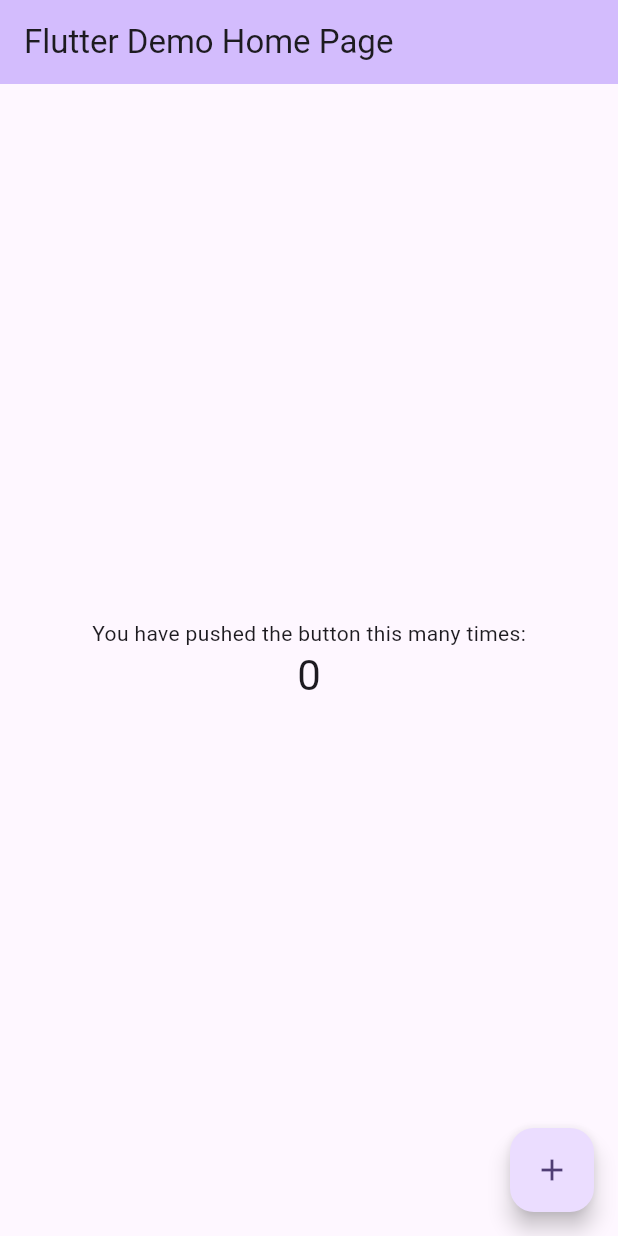
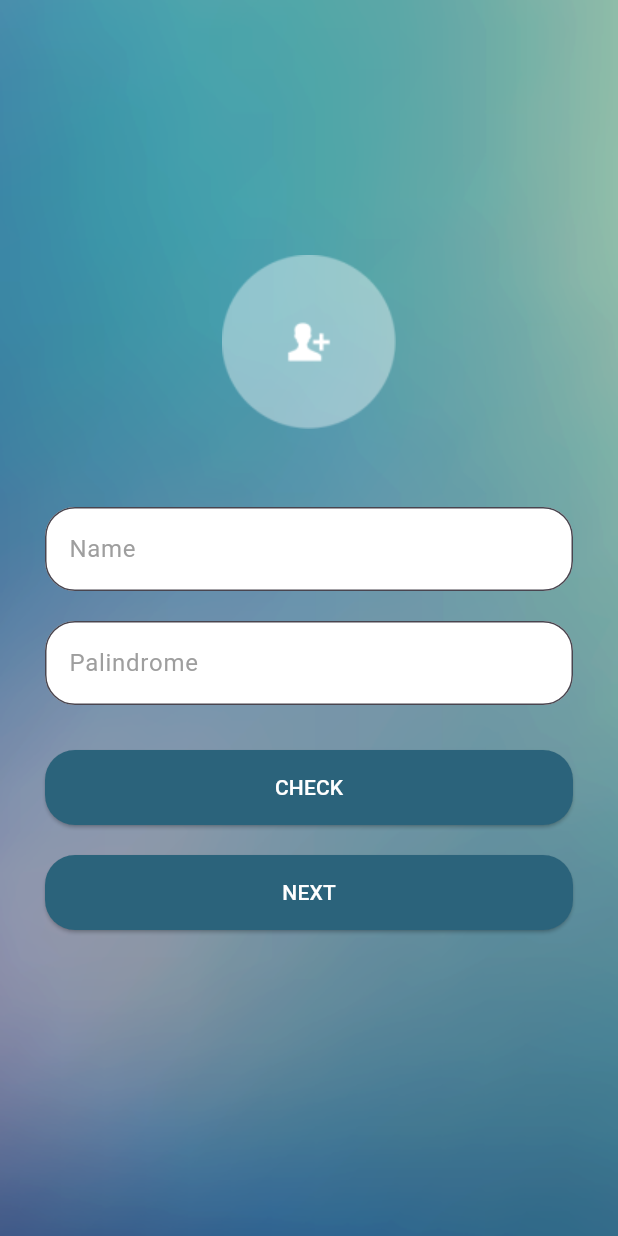
Before and after one commit to alfanmahdi/suitmedia-mobile-test, a Flutter app: the screen it shows after launch, on a phone screen of 412 x 824 dp. Run offline on Flutter 3.47's test engine with Material 3 defaults, Android fonts, the phone set to English and light mode, and no system bars; statements that could not run were skipped.

Commit message:
feat: palindrome page and home page

```diff
--- a/lib/main.dart
+++ b/lib/main.dart
@@ -1,122 +1,41 @@
 import 'package:flutter/material.dart';
+import 'package:suitmedia_test/pages/home.dart';
+import 'package:suitmedia_test/pages/palindrome.dart';
+import 'package:suitmedia_test/pages/user.dart';
 
 void main() {
   runApp(const MyApp());
 }
 
-class MyApp extends StatelessWidget {
+class MyApp extends StatefulWidget {
   const MyApp({super.key});
 
-  // This widget is the root of your application.
   @override
-  Widget build(BuildContext context) {
-    return MaterialApp(
-      title: 'Flutter Demo',
-      theme: ThemeData(
-        // This is the theme of your application.
-        //
-        // TRY THIS: Try running your application with "flutter run". You'll see
-        // the application has a purple toolbar. Then, without quitting the app,
-        // try changing the seedColor in the colorScheme below to Colors.green
-        // and then invoke "hot reload" (save your changes or press the "hot
-        // reload" button in a Flutter-supported IDE, or press "r" if you used
-        // the command line to start the app).
-        //
-        // Notice that the counter didn't reset back to zero; the application
-        // state is not lost during the reload. To reset the state, use hot
-        // restart instead.
-        //
-        // This works for code too, not just values: Most code changes can be
-        // tested with just a hot reload.
-        colorScheme: ColorScheme.fromSeed(seedColor: Colors.deepPurple),
-      ),
-      home: const MyHomePage(title: 'Flutter Demo Home Page'),
-    );
-  }
+  State<MyApp> createState() => _MyAppState();
 }
 
-class MyHomePage extends StatefulWidget {
-  const MyHomePage({super.key, required this.title});
+class _MyAppState extends State<MyApp> {
+  @override
+  void initState() {
+    super.initState();
+    initialization();
+  }
 
-  // This widget is the home page of your application. It is stateful, meaning
-  // that it has a State object (defined below) that contains fields that affect
-  // how it looks.
-
-  // This class is the configuration for the state. It holds the values (in this
-  // case the title) provided by the parent (in this case the App widget) and
-  // used by the build method of the State. Fields in a Widget subclass are
-  // always marked "final".
-
-  final String title;
-
-  @override
-  State<MyHomePage> createState() => _MyHomePageState();
-}
-
-class _MyHomePageState extends State<MyHomePage> {
-  int _counter = 0;
-
-  void _incrementCounter() {
-    setState(() {
-      // This call to setState tells the Flutter framework that something has
-      // changed in this State, which causes it to rerun the build method below
-      // so that the display can reflect the updated values. If we changed
-      // _counter without calling setState(), then the build method would not be
-      // called again, and so nothing would appear to happen.
-      _counter++;
-    });
+  void initialization() async {
+    print("pausing..");
+    await Future.delayed(const Duration(seconds: 3));
+    print("done pausing..");
   }
 
   @override
   Widget build(BuildContext context) {
-    // This method is rerun every time setState is called, for instance as done
-    // by the _incrementCounter method above.
-    //
-    // The Flutter framework has been optimized to make rerunning build methods
-    // fast, so that you can just rebuild anything that needs updating rather
-    // than having to individually change instances of widgets.
-    return Scaffold(
-      appBar: AppBar(
-        // TRY THIS: Try changing the color here to a specific color (to
-        // Colors.amber, perhaps?) and trigger a hot reload to see the AppBar
-        // change color while the other colors stay the same.
-        backgroundColor: Theme.of(context).colorScheme.inversePrimary,
-        // Here we take the value from the MyHomePage object that was created by
-        // the App.build method, and use it to set our appbar title.
-        title: Text(widget.title),
-      ),
-      body: Center(
-        // Center is a layout widget. It takes a single child and positions it
-        // in the middle of the parent.
-        child: Column(
-          // Column is also a layout widget. It takes a list of children and
-          // arranges them vertically. By default, it sizes itself to fit its
-          // children horizontally, and tries to be as tall as its parent.
-          //
-          // Column has various properties to control how it sizes itself and
-          // how it positions its children. Here we use mainAxisAlignment to
-          // center the children vertically; the main axis here is the vertical
-          // axis because Columns are vertical (the cross axis would be
-          // horizontal).
-          //
-          // TRY THIS: Invoke "debug painting" (choose the "Toggle Debug Paint"
-          // action in the IDE, or press "p" in the console), to see the
-          // wireframe for each widget.
-          mainAxisAlignment: MainAxisAlignment.center,
-          children: <Widget>[
-            const Text('You have pushed the button this many times:'),
-            Text(
-              '$_counter',
-              style: Theme.of(context).textTheme.headlineMedium,
-            ),
-          ],
-        ),
-      ),
-      floatingActionButton: FloatingActionButton(
-        onPressed: _incrementCounter,
-        tooltip: 'Increment',
-        child: const Icon(Icons.add),
-      ), // This trailing comma makes auto-formatting nicer for build methods.
+    return MaterialApp(
+      initialRoute: 'palindrome',
+      routes: {
+        'palindrome': (context) => const PalindromePage(),
+        'home': (context) => const HomePage(),
+        'user': (context) => const UserPage(),
+      },
     );
   }
 }
--- /dev/null
+++ b/lib/pages/palindrome.dart
@@ -0,0 +1,124 @@
+import 'package:flutter/material.dart';
+
+class PalindromePage extends StatefulWidget {
+  const PalindromePage({super.key});
+
+  @override
+  _PalindromePageState createState() => _PalindromePageState();
+}
+
+class _PalindromePageState extends State<PalindromePage> {
+  final _nameController = TextEditingController();
+  final _palindromeController = TextEditingController();
+  String _result = '';
+
+  void _checkPalindrome() {
+    final palindromeText = _palindromeController.text;
+    final isPalindrome =
+        palindromeText == palindromeText.split('').reversed.join('');
+    setState(() {
+      _result = isPalindrome ? 'isPalindrome' : 'not palindrome';
+    });
+  }
+
+  @override
+  Widget build(BuildContext context) {
+    return Scaffold(
+      body: Container(
+        decoration: const BoxDecoration(
+          image: DecorationImage(
+            image: AssetImage('assets/images/background.png'),
+            fit: BoxFit.cover,
+          ),
+        ),
+        child: Column(
+          mainAxisAlignment: MainAxisAlignment.center,
+          children: [
+            Image.asset('assets/images/ic_photo.png', width: 120, height: 120),
+            const SizedBox(height: 50),
+            Padding(
+              padding: const EdgeInsets.symmetric(horizontal: 30),
+              child: TextFormField(
+                controller: _nameController,
+                decoration: InputDecoration(
+                  hintText: 'Name',
+                  hintStyle: TextStyle(color: Colors.grey.shade500),
+                  border: OutlineInputBorder(
+                    borderRadius: BorderRadius.all(Radius.circular(20.0)),
+                  ),
+                  filled: true,
+                  fillColor: Colors.white,
+                ),
+              ),
+            ),
+            const SizedBox(height: 20),
+            Padding(
+              padding: const EdgeInsets.symmetric(horizontal: 30),
+              child: TextFormField(
+                controller: _palindromeController,
+                decoration: InputDecoration(
+                  hintText: 'Palindrome',
+                  hintStyle: TextStyle(color: Colors.grey.shade500),
+                  border: OutlineInputBorder(
+                    borderRadius: BorderRadius.all(Radius.circular(20.0)),
+                  ),
+                  filled: true,
+                  fillColor: Colors.white,
+                ),
+              ),
+            ),
+            const SizedBox(height: 30),
+            Padding(
+              padding: const EdgeInsets.symmetric(horizontal: 30),
+              child: SizedBox(
+                width: double.infinity,
+                child: ElevatedButton(
+                  onPressed: _checkPalindrome,
+                  style: ElevatedButton.styleFrom(
+                    fixedSize: const Size(200, 50),
+                    backgroundColor: Color.fromARGB(255, 43, 99, 123),
+                    shape: RoundedRectangleBorder(
+                      borderRadius: BorderRadius.circular(20.0),
+                    ),
+                  ),
+                  child: const Text(
+                    'CHECK',
+                    style: TextStyle(color: Colors.white),
+                  ),
+                ),
+              ),
+            ),
+            const SizedBox(height: 20),
+            Padding(
+              padding: const EdgeInsets.symmetric(horizontal: 30),
+              child: SizedBox(
+                width: double.infinity,
+                child: ElevatedButton(
+                  onPressed: () {
+                    Navigator.pushNamed(context, 'home');
+                  },
+                  style: ElevatedButton.styleFrom(
+                    fixedSize: const Size(200, 50),
+                    backgroundColor: Color.fromARGB(255, 43, 99, 123),
+                    shape: RoundedRectangleBorder(
+                      borderRadius: BorderRadius.circular(20.0),
+                    ),
+                  ),
+                  child: const Text(
+                    'NEXT',
+                    style: TextStyle(color: Colors.white),
+                  ),
+                ),
+              ),
+            ),
+            const SizedBox(height: 10),
+            Text(
+              _result,
+              style: const TextStyle(fontSize: 18, color: Colors.white),
+            ),
+          ],
+        ),
+      ),
+    );
+  }
+}
--- a/pubspec.yaml
+++ b/pubspec.yaml
@@ -58,7 +58,8 @@ flutter:
   uses-material-design: true
 
   # To add assets to your application, add an assets section, like this:
-  # assets:
+  assets:
+    - assets/images/
   #   - images/a_dot_burr.jpeg
   #   - images/a_dot_ham.jpeg
 
```
Also changed, not shown: lib/pages/home.dart (added, +64 -0 lines), lib/pages/user.dart (added, +24 -0 lines), assets/images/background.png (added), assets/images/ic_photo.png (added).
